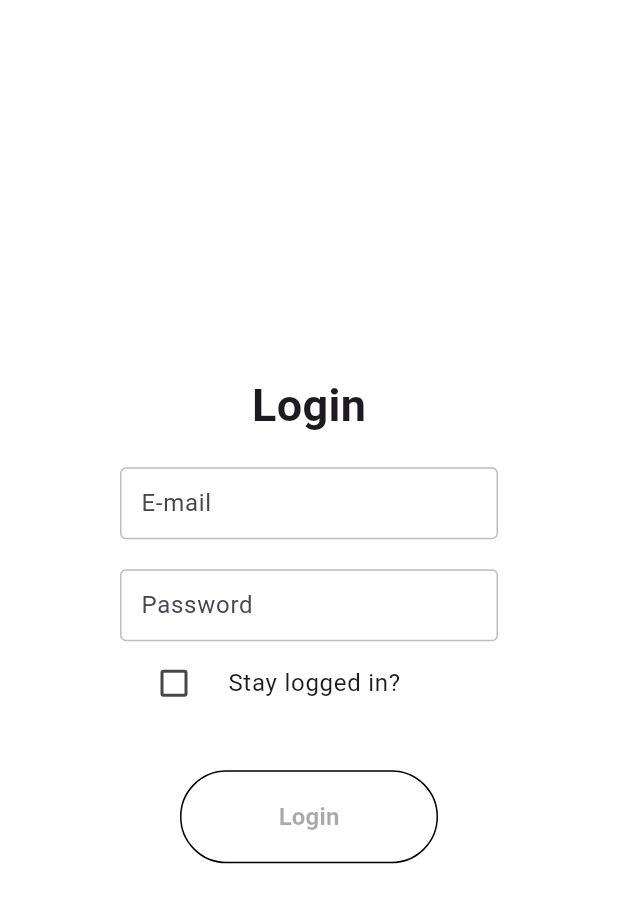
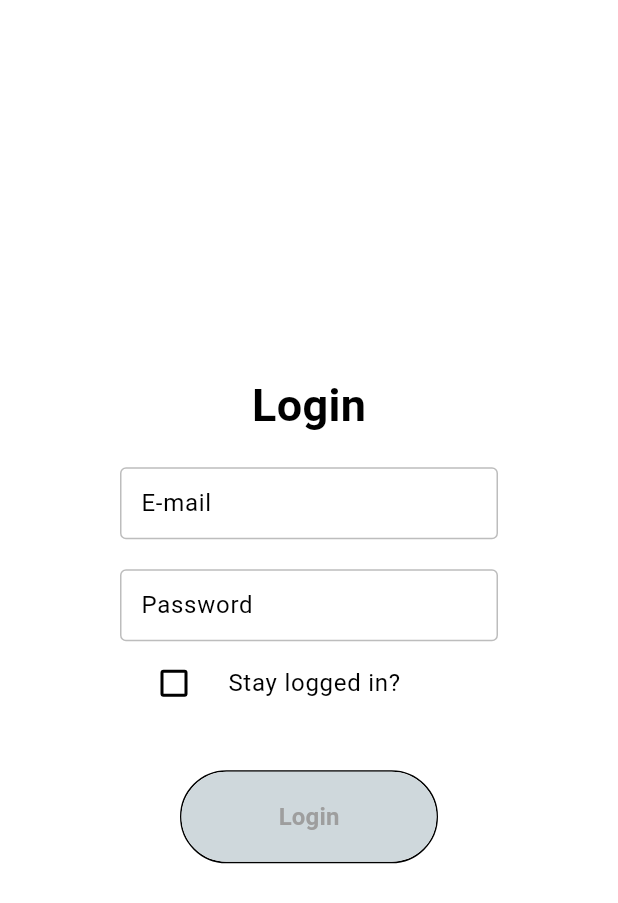
Before and after one commit to InventoryAssistant/inventory_assistant, a Flutter app: the screen it shows after launch, on a phone screen of 412 x 824 dp. Shown: the top 903 px of the screen. Run offline on Flutter 3.47's test engine with Material 3 defaults, Android fonts, the phone set to English and light mode, and no system bars; our stand-ins replace flutter_secure_storage.

Commit message:
Applied theme to login screen

```diff
--- a/lib/login_screen.dart
+++ b/lib/login_screen.dart
@@ -34,7 +34,6 @@ class _LoginScreenState extends State<LoginScreen> {
   Widget build(BuildContext context) {
     return Scaffold(
       resizeToAvoidBottomInset: false,
-      backgroundColor: Colors.white,
       body: SafeArea(
         child: SizedBox(
           height: MediaQuery.of(context).size.height,
@@ -187,9 +186,10 @@ class _LoginScreenState extends State<LoginScreen> {
               left: BorderSide(color: Colors.black),
             ),
           ),
-          child: MaterialButton(
-            minWidth: double.infinity,
+          child: SizedBox(
+            width: double.infinity,
             height: 60,
+            child: ElevatedButton(
               onPressed: allPassed
                   ? () async {
                       _login(
@@ -198,15 +198,12 @@ class _LoginScreenState extends State<LoginScreen> {
                       );
                     }
                   : null,
-            color: Colors.redAccent,
-            shape: RoundedRectangleBorder(
-              borderRadius: BorderRadius.circular(40),
-            ),
               child: const Text(
                 "Login",
                 style: TextStyle(
                   fontWeight: FontWeight.w600,
                   fontSize: 16,
+                ),
               ),
             ),
           ),
--- a/lib/main.dart
+++ b/lib/main.dart
@@ -1,5 +1,6 @@
 import 'package:flutter/material.dart';
 import 'package:inventory_assistant/login_screen.dart';
+import 'package:inventory_assistant/theme.dart';
 
 void main() {
   runApp(const MyApp());
@@ -12,10 +13,8 @@
   Widget build(BuildContext context) {
     return MaterialApp(
       title: 'Inventory Assistant',
-      theme: ThemeData(
-        colorScheme: ColorScheme.fromSeed(seedColor: Colors.deepPurple),
-        useMaterial3: true,
-      ),
+      theme: ThemeClass.lightTheme,
+      darkTheme: ThemeClass.darkTheme,
       home: const LoginScreen(),
     );
   }
--- a/lib/theme.dart
+++ b/lib/theme.dart
@@ -3,7 +3,7 @@ import 'package:flutter/material.dart';
 class ThemeClass {
   static ThemeData lightTheme = ThemeData(
     useMaterial3: true,
-    colorScheme: const ColorScheme.dark().copyWith(
+    colorScheme: const ColorScheme.light().copyWith(
       primary: Colors.lightBlue,
       background: Colors.white,
     ),
@@ -27,6 +27,34 @@ class ThemeClass {
       bodyLarge: TextStyle(color: Colors.black),
       bodyMedium: TextStyle(color: Colors.black),
       bodySmall: TextStyle(color: Colors.black),
+    ),
+    elevatedButtonTheme: ElevatedButtonThemeData(
+      style: ButtonStyle(
+        backgroundColor: MaterialStateProperty.resolveWith(
+          (states) {
+            if (states.contains(MaterialState.disabled)) {
+              return Colors.blueGrey[100];
+            }
+            return Colors.lightBlue;
+          },
+        ),
+        foregroundColor: MaterialStateColor.resolveWith(
+          (Set<MaterialState> states) {
+            if (states.contains(MaterialState.disabled)) {
+              return Colors.grey;
+            }
+            return Colors.black;
+          },
+        ),
+        minimumSize: MaterialStateProperty.all(
+          const Size(double.infinity, double.infinity),
+        ),
+        shape: MaterialStateProperty.all(
+          RoundedRectangleBorder(
+            borderRadius: BorderRadius.circular(40),
+          ),
+        ),
+      ),
     ),
   );
 
```
Lines whose indentation alone changed are shown as unchanged.
